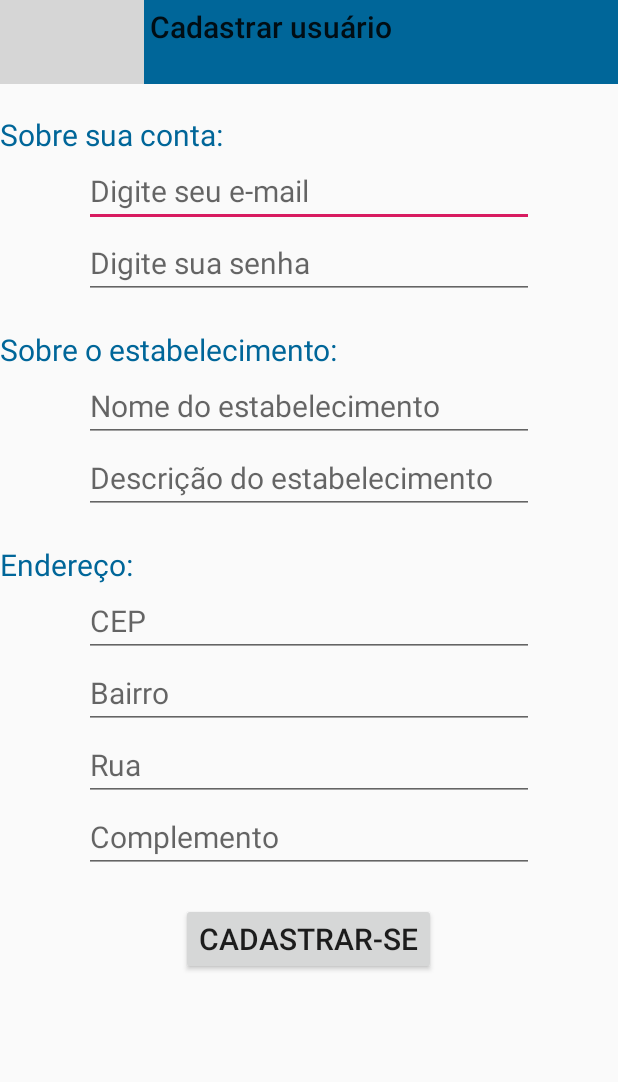
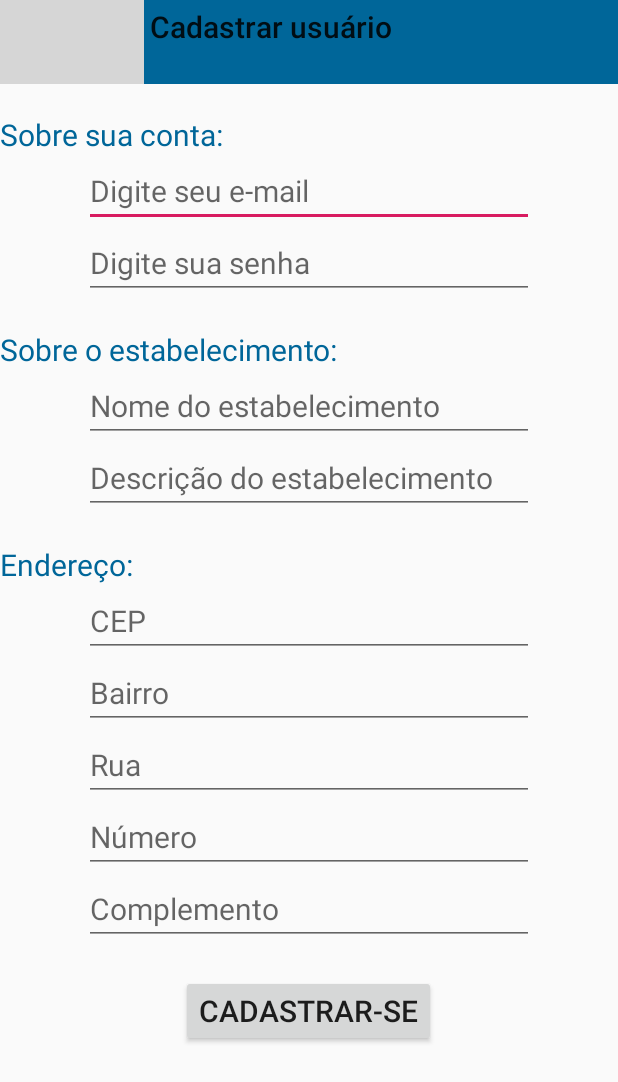
Before and after one commit to gabrielhofman/AppHairNew, an Android app: the screen it shows after launch (CadastroUsuario), on a phone screen of 412 x 824 dp. Shown: the top 1082 px of the screen. Run offline under Robolectric (Android 15) with nearby library versions, the phone set to English and light mode, and no system bars; grey boxes are pictures that could not be loaded.

Commit message:
Merge remote-tracking branch 'origin/master'
# Conflicts:
#	app/src/main/AndroidManifest.xml
#	app/src/main/java/com/example/apphairnew/ui/CadastroUsuario.java

```diff
--- a/app/src/main/java/com/example/apphairnew/ui/CadastroUsuario.java
+++ b/app/src/main/java/com/example/apphairnew/ui/CadastroUsuario.java
@@ -15,14 +15,33 @@ import android.widget.EditText;
 import android.widget.Toast;
 
 import com.example.apphairnew.R;
+import com.example.apphairnew.Service.ApiService;
 import com.example.apphairnew.model.Usuario;
+import com.example.apphairnew.web.ApiControler;
 
 public class CadastroUsuario extends AppCompatActivity implements View.OnClickListener, NavigationView.OnNavigationItemSelectedListener {
 
+    private EditText campoEmail;
+    private EditText campoSenha;
+    private EditText campoNomeEstab;
+    private EditText campoDescEstab;
+    private EditText campoCEP;
+    private EditText campoBairro;
+    private EditText campoRua;
+    private EditText campoNumero;
+    private EditText campoComplemento;
+
+
+
+    private Toolbar toolbar;
     private ActionBar actionBar;
     private DrawerLayout drawerLayout;
     private NavigationView navigationView;
     private Usuario usuario;
+
+    private String email, senha, nomeEstab, descEstab, cep, bairro, rua, numero, complemento;
+
+    private ApiService service = ApiControler.CreateController();
 
 
 //teste
@@ -59,6 +78,21 @@ public class CadastroUsuario extends AppCompatActivity implements View.OnClickLi
 
     @Override
     public void onClick(View v) {
+        email = campoEmail.getText().toString();
+        senha = campoSenha.getText().toString();
+        nomeEstab = campoNomeEstab.getText().toString();
+        descEstab = campoDescEstab.getText().toString();
+        cep = campoCEP.getText().toString();
+        bairro = campoBairro.getText().toString();
+        rua = campoRua.getText().toString();
+        numero = campoNumero.getText().toString();
+        complemento = campoComplemento.getText().toString();
+
+        if (email.isEmpty() || senha.isEmpty() || nomeEstab.isEmpty() || descEstab.isEmpty() || cep.isEmpty() || bairro.isEmpty() || rua.isEmpty() || numero.isEmpty() || complemento.isEmpty()){
+            Toast.makeText(CadastroUsuario.this, "Complete todos os campos", Toast.LENGTH_LONG).show();
+        }else{
+
+        }
 
     }
 
--- a/app/src/main/res/layout/activity_cadastro_usuario.xml
+++ b/app/src/main/res/layout/activity_cadastro_usuario.xml
@@ -153,13 +153,23 @@
             />
 
         <EditText
+            android:id="@+id/campoNumero"
+            android:layout_width="300dp"
+            android:layout_height="wrap_content"
+            android:layout_centerHorizontal="true"
+            android:hint="Número"
+            android:textSize="20dp"
+            android:layout_below="@id/campoRua"
+            />
+
+        <EditText
             android:id="@+id/campoComplemento"
             android:layout_width="300dp"
             android:layout_height="wrap_content"
             android:layout_centerHorizontal="true"
             android:hint="Complemento"
             android:textSize="20dp"
-            android:layout_below="@id/campoRua"
+            android:layout_below="@id/campoNumero"
             />
 
 
```
